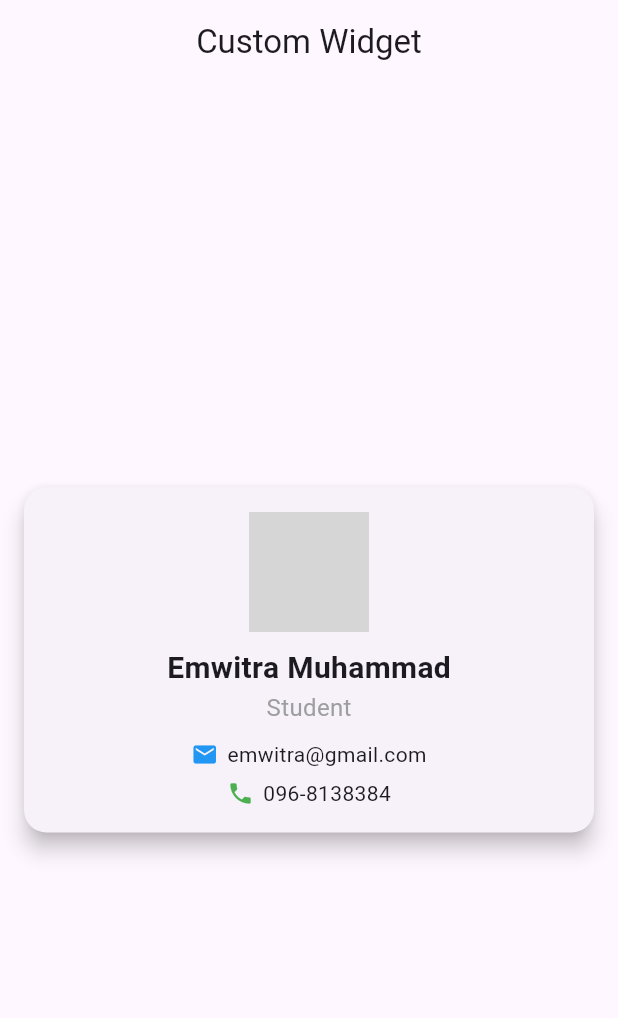
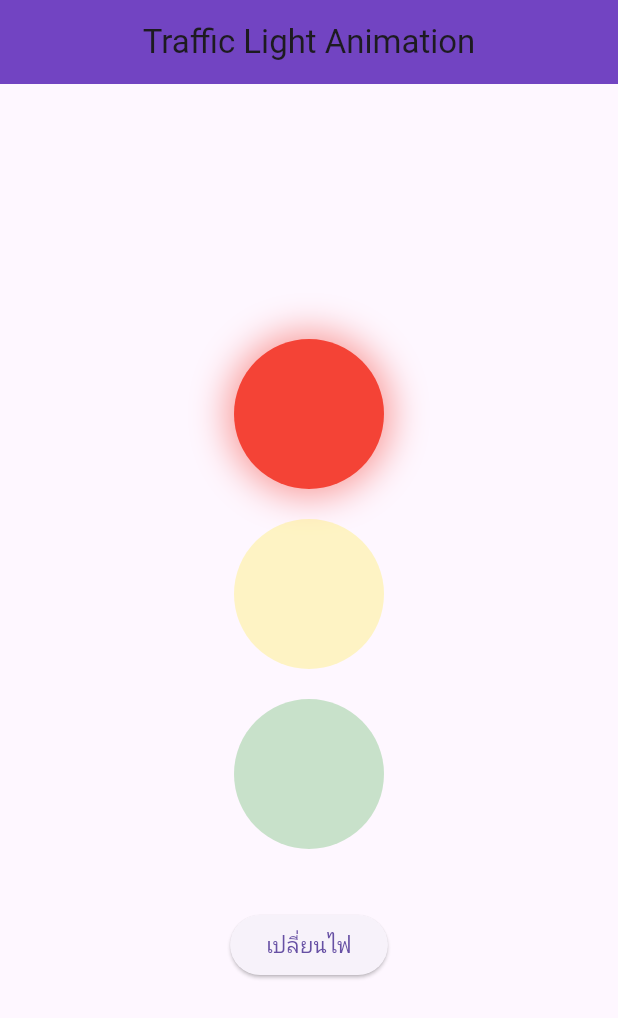
Before and after one commit to Em250446/firstapp, a Flutter app: the screen it shows after launch, on a phone screen of 412 x 824 dp. Shown: the top 1018 px of the screen. Run offline on Flutter 3.47's test engine with Material 3 defaults, Android fonts, the phone set to English and light mode, and no system bars; accounts and stored records are empty; grey boxes are pictures that could not be loaded.

Commit message:
add traffic

```diff
--- /dev/null
+++ b/first_app/lib/constant/color.dart
@@ -0,0 +1,6 @@
+import 'dart:ui';
+
+import 'package:flutter/material.dart';
+
+Color primaryColor = Colors.blue;
+Color secondaryColor = Colors.blueGrey;
--- a/first_app/lib/main.dart
+++ b/first_app/lib/main.dart
@@ -6,7 +6,9 @@ import 'package:first_app/counter_widget.dart';
 import 'package:first_app/greeting_widget.dart';
 import 'package:first_app/navigation_example/first_page.dart';
 import 'package:first_app/navigation_example/second_page.dart';
+import 'package:first_app/page/setting_page.dart';
 import 'package:first_app/page/simple_custom_widget.dart';
+import 'package:first_app/page/traffic_light_animation.dart';
 import 'package:first_app/week3.dart';
 import 'package:flutter/material.dart';
 
@@ -17,10 +19,11 @@ void main() {
 class MyApp extends StatelessWidget {
   const MyApp({super.key});
 
+  @override
   Widget build(BuildContext context) {
     return const MaterialApp(
       debugShowCheckedModeBanner: false,
-      home: SimpleCustomWidget(),
+      home: TrafficLightPage(),
     );
   }
 }
--- /dev/null
+++ b/first_app/lib/page/traffic_light_animation.dart
@@ -0,0 +1,70 @@
+import 'package:flutter/material.dart';
+
+class TrafficLightPage extends StatefulWidget {
+  const TrafficLightPage({super.key});
+
+  @override
+  State<TrafficLightPage> createState() => _TrafficLightPageState();
+}
+
+class _TrafficLightPageState extends State<TrafficLightPage> {
+  int _currentLight = 0;
+
+  void _changeLight() {
+    setState(() {
+      _currentLight = (_currentLight + 1) % 3;
+    });
+  }
+
+  Widget buildLight(Color color, bool isActive) {
+    return AnimatedOpacity(
+      duration: const Duration(milliseconds: 500),
+      opacity: isActive ? 1.0 : 0.3,
+      child: Container(
+        height: 100,
+        width: 100,
+        decoration: BoxDecoration(
+          color: color,
+          shape: BoxShape.circle,
+          boxShadow: isActive
+              ? [
+                  BoxShadow(
+                    color: color.withOpacity(0.5),
+                    blurRadius: 20,
+                    spreadRadius: 5,
+                  ),
+                ]
+              : [],
+        ),
+      ),
+    );
+  }
+
+  @override
+  Widget build(BuildContext context) {
+    return Scaffold(
+      appBar: AppBar(
+        title: const Text('Traffic Light Animation'),
+        centerTitle: true,
+        backgroundColor: const Color.fromARGB(255, 114, 68, 194),
+      ),
+      body: Center(
+        child: Column(
+          mainAxisAlignment: MainAxisAlignment.center,
+          children: [
+            buildLight(Colors.red, _currentLight == 0),
+            const SizedBox(height: 20),
+            buildLight(Colors.yellow, _currentLight == 1),
+            const SizedBox(height: 20),
+            buildLight(Colors.green, _currentLight == 2),
+            const SizedBox(height: 40),
+            ElevatedButton(
+              onPressed: _changeLight,
+              child: const Text('เปลี่ยนไฟ'),
+            ),
+          ],
+        ),
+      ),
+    );
+  }
+}
--- a/first_app/pubspec.yaml
+++ b/first_app/pubspec.yaml
@@ -36,6 +36,7 @@ dependencies:
   # The following adds the Cupertino Icons font to your application.
   # Use with the CupertinoIcons class for iOS style icons.
   cupertino_icons: ^1.0.8
+  shared_preferences: ^2.5.3
 
 
 dev_dependencies:
```
Also changed, not shown: first_app/lib/constant/theme_data.dart (added, +11 -0 lines), first_app/lib/page/animation_test.dart (added, +42 -0 lines), first_app/lib/page/setting_page.dart (added, +20 -0 lines), first_app/lib/page/test_dark_light.dart (added, +33 -0 lines), first_app/firebase.json (added), first_app/pubspec.lock, 4 other files.
